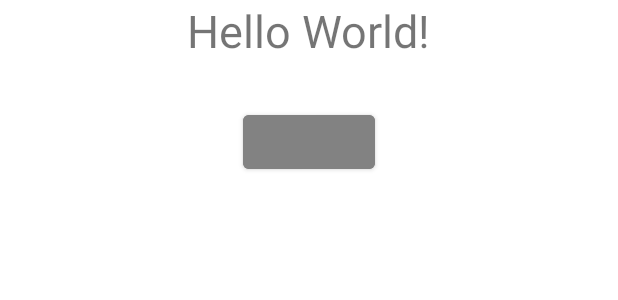
After one commit to guilherme-kunz/K7Bank, an Android app: the layout bottom_sheet_error.xml on its own in the app's theme, with its tools: preview values and no code run, on a phone screen of 412 x 824 dp. The commit adds this screen. Shown: the top 300 px of the screen. Run offline under Robolectric (Android 15) with nearby library versions, the phone set to English and light mode, and no system bars.

Commit message:
WIP: Bottom Sheet

```diff
--- a/app/build.gradle
+++ b/app/build.gradle
@@ -33,6 +33,7 @@ android {
     }
     buildFeatures {
         viewBinding true
+        dataBinding true
     }
 }
 
@@ -43,6 +44,7 @@ dependencies {
     implementation 'com.google.android.material:material:1.5.0'
     implementation 'androidx.constraintlayout:constraintlayout:2.1.3'
     implementation 'androidx.legacy:legacy-support-v4:1.0.0'
+    implementation 'androidx.databinding:databinding-runtime:4.2.2'
     testImplementation 'junit:junit:4.13.2'
     androidTestImplementation 'androidx.test.ext:junit:1.1.3'
     androidTestImplementation 'androidx.test.espresso:espresso-core:3.4.0'
--- a/app/src/main/java/guilhermekunz/com/br/k7bank/repository/RepositoryImpl.kt
+++ b/app/src/main/java/guilhermekunz/com/br/k7bank/repository/RepositoryImpl.kt
@@ -8,7 +8,7 @@ import guilhermekunz.com.br.k7bank.api.response.MyStatementResponse
 class RepositoryImpl(val api: BankApi) : Repository {
 
     private val TOKEN =
-        "eyJhbGciOiJIUzI1NiIsInR5cCI6IkpXVCJ9.eyJzdWIiOiIxMjM0NTY3ODkwIiwibmFtZSI6IkpvaG4gRG9lIiwiaWF0IjoxNTE2MjM5MDIyfQ.SflKxwRJSMeKKF2QT4fwpMeJf36POk6yJV_adQssw5c"
+        "eyJhbGciOiJIUzI1NiIsInR5cCI6IkpXVCJ9.eyJzdWIiOiIxMjM0NTY3ODkwIiwibmFtZSI6IkpvaG4gRG9lIiwiaWF0IjoxNTE2MjM5MDIyfQ.SflKxwRJSMeKKF2QT4fwpMeJf36POk6yJV_adQssw5csdfsdf"
 
     override suspend fun getMyBalance(): MyBalanceResponse? {
         val response = api.getMyBalance(TOKEN)
--- a/app/src/main/java/guilhermekunz/com/br/k7bank/ui/receipt/ReceiptViewModel.kt
+++ b/app/src/main/java/guilhermekunz/com/br/k7bank/ui/receipt/ReceiptViewModel.kt
@@ -24,7 +24,11 @@ class ReceiptViewModel(val repository: Repository) : ViewModel() {
         loadingStateLiveDate.value = State.LOADING
         try {
             val response = repository.getMyStatementDetail(id)
-            _statementDetailResponse.value = response
+            if (response != null) {
+                _statementDetailResponse.value = response
+            } else {
+                _statementDetailError.value = Unit
+            }
             loadingStateLiveDate.value = State.LOADING_FINISHED
         } catch (e: Throwable) {
             Log.e("Data", e.message.toString())
--- /dev/null
+++ b/app/src/main/res/anim/slide_down.xml
@@ -0,0 +1,5 @@
+<?xml version="1.0" encoding="utf-8"?>
+<translate xmlns:android="http://schemas.android.com/apk/res/android"
+    android:duration="@android:integer/config_longAnimTime"
+    android:fromYDelta="0%p"
+    android:toYDelta="100%p" />
--- /dev/null
+++ b/app/src/main/res/anim/slide_up.xml
@@ -0,0 +1,5 @@
+<?xml version="1.0" encoding="utf-8"?>
+<translate xmlns:android="http://schemas.android.com/apk/res/android"
+    android:duration="@android:integer/config_longAnimTime"
+    android:fromYDelta="50%p"
+    android:toYDelta="0%p" />
--- /dev/null
+++ b/app/src/main/res/layout/bottom_sheet_error.xml
@@ -0,0 +1,30 @@
+<?xml version="1.0" encoding="utf-8"?>
+<layout>
+
+    <androidx.constraintlayout.widget.ConstraintLayout xmlns:android="http://schemas.android.com/apk/res/android"
+        xmlns:app="http://schemas.android.com/apk/res-auto"
+        android:layout_width="match_parent"
+        android:layout_height="wrap_content">
+
+        <TextView
+            android:id="@+id/textView"
+            android:layout_width="wrap_content"
+            android:layout_height="wrap_content"
+            android:text="Hello World!"
+            android:textSize="30sp"
+            app:layout_constraintEnd_toEndOf="parent"
+            app:layout_constraintStart_toStartOf="parent"
+            app:layout_constraintTop_toTopOf="parent" />
+
+        <Button
+            android:id="@+id/btn_bottomSheet"
+            android:layout_width="wrap_content"
+            android:layout_height="wrap_content"
+            android:layout_marginTop="30dp"
+            android:backgroundTint="@color/gray"
+            app:layout_constraintEnd_toEndOf="parent"
+            app:layout_constraintStart_toStartOf="parent"
+            app:layout_constraintTop_toBottomOf="@+id/textView" />
+
+    </androidx.constraintlayout.widget.ConstraintLayout>
+</layout>
```
Also changed, not shown: app/src/main/java/guilhermekunz/com/br/k7bank/ui/extract/ExtractFragment.kt (+15 -6 lines), app/src/main/java/guilhermekunz/com/br/k7bank/ui/extract/ExtractViewModel.kt (+7 -1 lines), app/src/main/res/values/styles.xml (+12 -0 lines).
